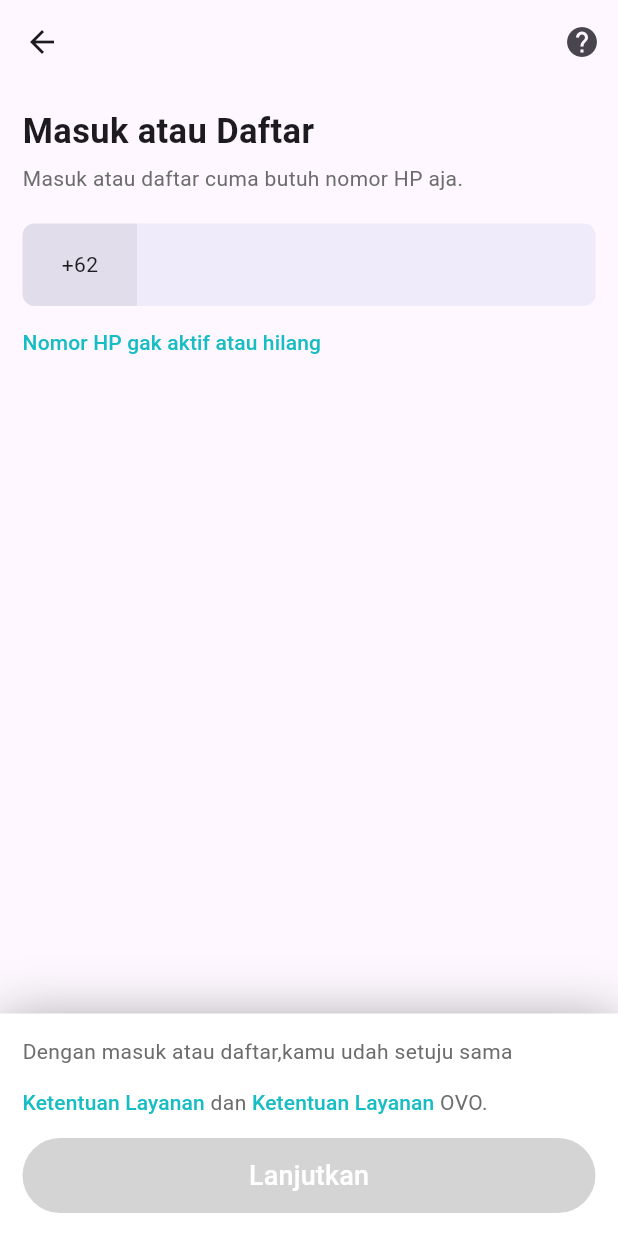
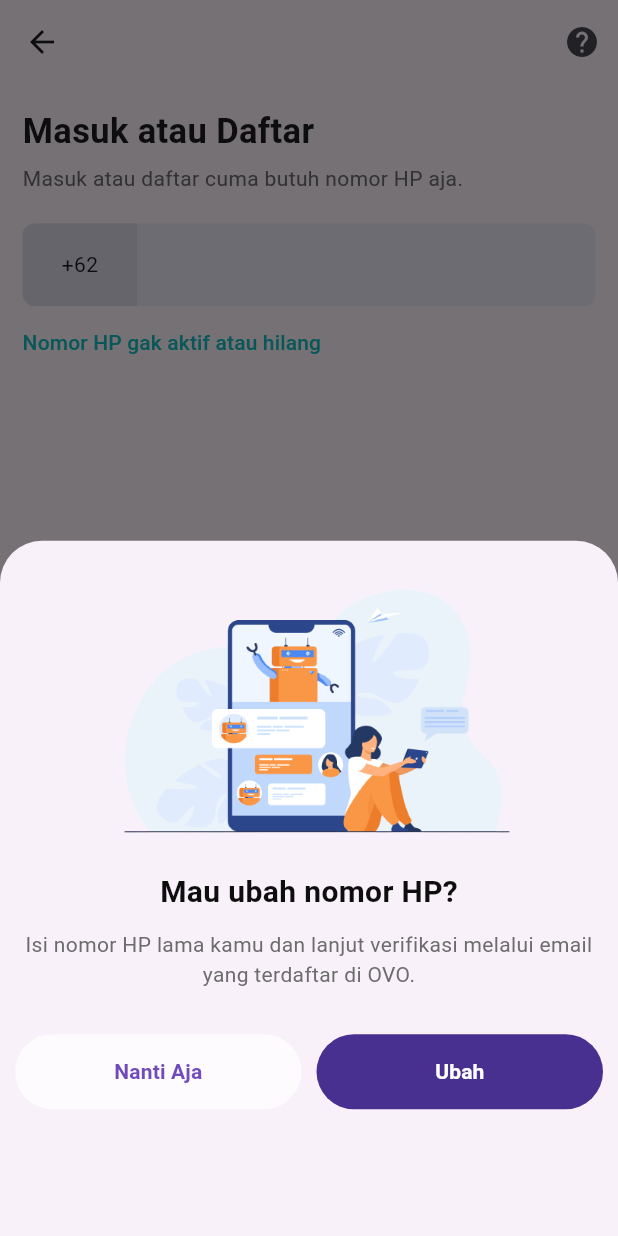
Before and after one commit to fanes-setiawan/aplikasi_ovo, a Flutter app: the VerifikasiView screen opened directly, after a tap on "Nomor HP gak aktif atau hilang", on a phone screen of 412 x 824 dp. Run offline on Flutter 3.47's test engine with Material 2 defaults, Android fonts, the light colour scheme and no system bars.

Commit message:
added showModalBottomSheet on view verification page

```diff
--- a/lib/module/verifikasi/view/verifikasi_view.dart
+++ b/lib/module/verifikasi/view/verifikasi_view.dart
@@ -88,7 +88,91 @@ class VerifikasiView extends StatefulWidget {
                     ],
                   ),
                   TextButton(
-                    onPressed: () {},
+                    onPressed: () {
+                      showModalBottomSheet(
+                          context: context,
+                          builder: (BuildContext build) {
+                            return Column(
+                              children: [
+                                SizedBox(height: 20),
+                                Container(
+                                  height: 200,
+                                  width: MediaQuery.of(context).size.width,
+                                  decoration: BoxDecoration(
+                                    image: DecorationImage(
+                                        image: AssetImage(
+                                            'assets/images/phone.png')),
+                                  ),
+                                ),
+                                Text(
+                                  "Mau ubah nomor HP?",
+                                  style: TextStyle(
+                                    color: AppColors.blackText,
+                                    fontSize: 20,
+                                    fontWeight: FontWeight.bold,
+                                  ),
+                                ),
+                                SizedBox(height: 10),
+                                Text(
+                                  "Isi nomor HP lama kamu dan lanjut verifikasi melalui email yang terdaftar di OVO.",
+                                  style: TextStyle(
+                                    color: AppColors.greyText,
+                                  ),
+                                  textAlign: TextAlign.center,
+                                ),
+                                SizedBox(height: 20),
+                                Padding(
+                                  padding: const EdgeInsets.all(10.0),
+                                  child: Row(
+                                    children: [
+                                      Expanded(
+                                        child: Container(
+                                          height: 50,
+                                          decoration: BoxDecoration(
+                                            color: Colors.white70,
+                                            borderRadius:
+                                                BorderRadius.circular(50),
+                                          ),
+                                          child: TextButton(
+                                            onPressed: () {},
+                                            child: Text(
+                                              "Nanti Aja",
+                                              style: TextStyle(
+                                                color: AppColors.purpleText,
+                                                fontWeight: FontWeight.bold,
+                                              ),
+                                            ),
+                                          ),
+                                        ),
+                                      ),
+                                      SizedBox(width: 10),
+                                      Expanded(
+                                        child: Container(
+                                          height: 50,
+                                          decoration: BoxDecoration(
+                                            color: AppColors.purple,
+                                            borderRadius:
+                                                BorderRadius.circular(50),
+                                          ),
+                                          child: TextButton(
+                                            onPressed: () {},
+                                            child: Text(
+                                              "Ubah",
+                                              style: TextStyle(
+                                                color: AppColors.whiteText,
+                                                fontWeight: FontWeight.bold,
+                                              ),
+                                            ),
+                                          ),
+                                        ),
+                                      )
+                                    ],
+                                  ),
+                                ),
+                              ],
+                            );
+                          });
+                    },
                     style: ButtonStyle(
                       padding: MaterialStateProperty.all<EdgeInsets>(
                           EdgeInsets.zero),
--- a/lib/utils/colors.dart
+++ b/lib/utils/colors.dart
@@ -12,6 +12,7 @@ class AppColors {
   static const Color purpleText = Color(0xff714ABC);
   static const Color greyText = Color(0xff6C6C6C);
   static const Color blueLightText = Color(0xff16BDC3);
+  static const Color blackText = Color(0xff0000000);
 
   // button color
   static const Color whiteButton = Color(0xffFFFFFF);
```
Also changed, not shown: assets/images/phone.png (added).
